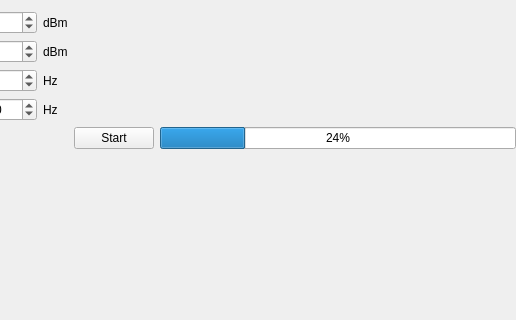
The window that src/gui/dpi_view.ui (eseo-emc/emctestbench) describes before a commit, drawn with Qt 5; both pictures show x 152 to 668 and y 0 to 320 of the 668 by 480 pixel window.
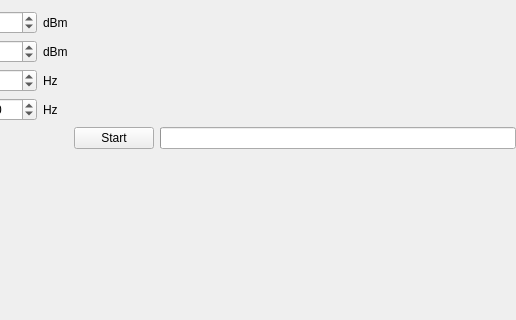
The same window after the commit. Custom widgets are drawn as their Qt base class.

Patch:
```diff
--- a/src/gui/dpi_view.ui
+++ b/src/gui/dpi_view.ui
@@ -6,7 +6,7 @@
    <rect>
     <x>0</x>
     <y>0</y>
-    <width>640</width>
+    <width>667</width>
     <height>480</height>
    </rect>
   </property>
@@ -190,11 +190,7 @@
     </widget>
    </item>
    <item row="4" column="4">
-    <widget class="QProgressBar" name="progress">
-     <property name="value">
-      <number>24</number>
-     </property>
-    </widget>
+    <widget class="QProgressBar" name="progress"/>
    </item>
    <item row="5" column="0" colspan="5">
     <widget class="MatplotlibWidget" name="dpiGraph"/>
```
